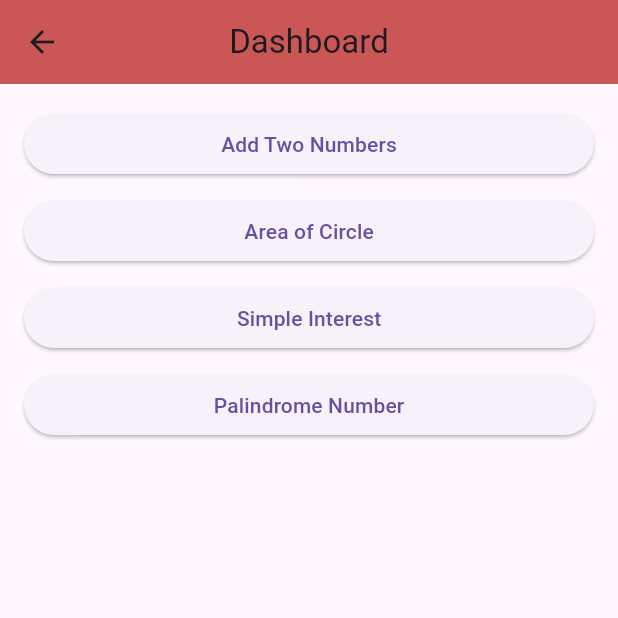
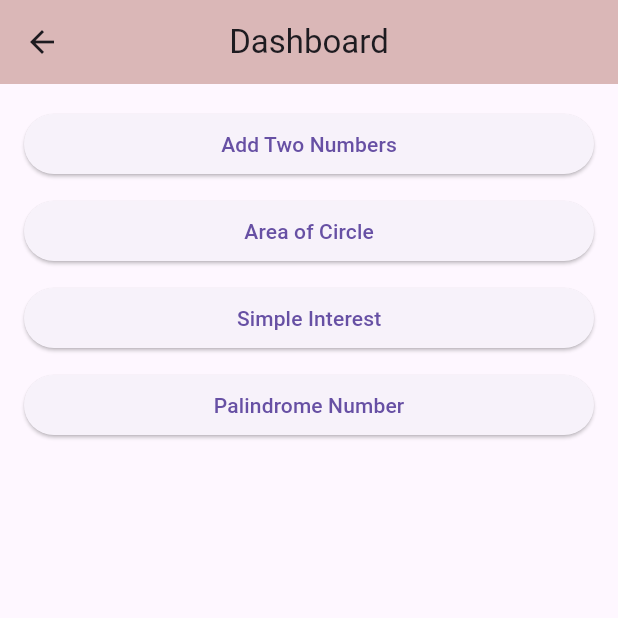
Before and after one commit to salinkhadka/softconnect, a Flutter app: the Dashboard screen opened directly, on a phone screen of 412 x 824 dp, the top half of it. Run offline on Flutter 3.47's test engine with Material 3 defaults, Android fonts, the phone set to English and light mode, and no system bars; our stand-ins replace animated_splash_screen, lottie, page_transition; project files that could hold a hidden picture were left out.

Commit message:
dashboard appbar color changed

```diff
--- a/lib/View/dashboard.dart
+++ b/lib/View/dashboard.dart
@@ -13,7 +13,7 @@ class Dashboard extends StatelessWidget {
       appBar: AppBar(
           title: Text("Dashboard"),
           centerTitle: true,
-          backgroundColor: const Color.fromARGB(255, 202, 86, 86)),
+          backgroundColor: const Color.fromARGB(255, 218, 183, 183)),
       body: Padding(
         padding: const EdgeInsets.all(16.0),
         child: Column(
```
